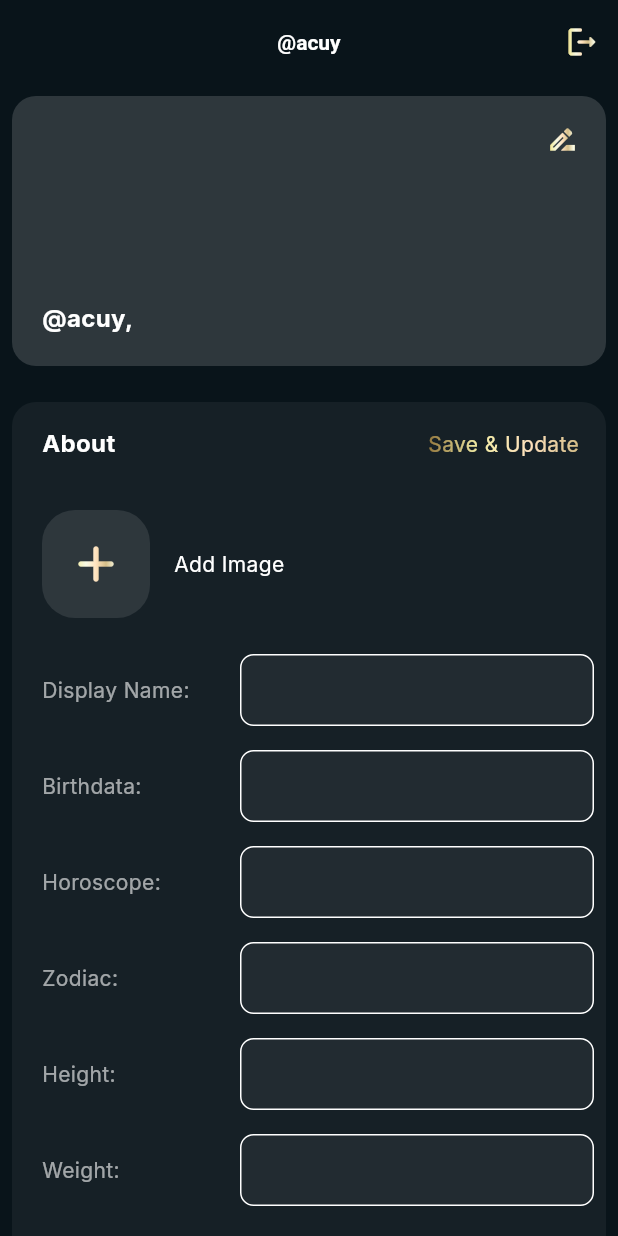
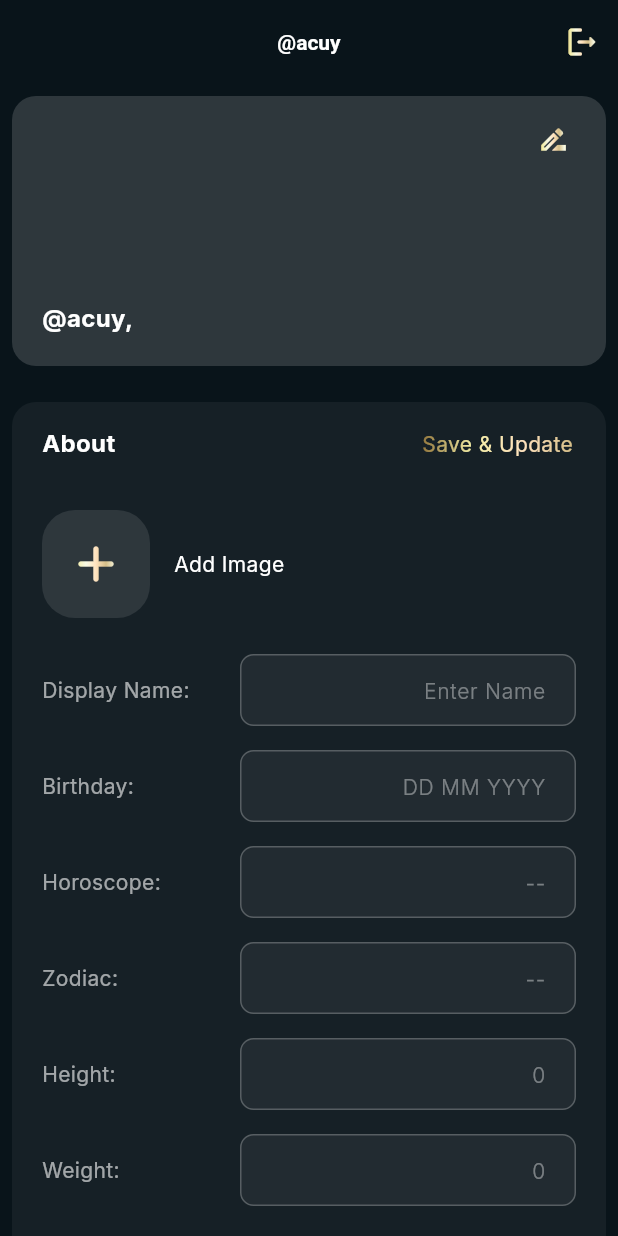
Before and after one commit to luthfiajiw/youapp-challenge, a Flutter app: the UserView screen opened by its route, after a tap on the "drive file rename outline" icon, on a phone screen of 412 x 824 dp. Run offline on Flutter 3.47's test engine with Material 3 defaults, Android fonts, the light colour scheme and no system bars; our stand-ins replace dio, equatable, flutter_bloc, get_it, google_fonts, shared_preferences; accounts and stored records are empty.

Commit message:
init about form

```diff
--- a/lib/config/theme/dark_theme.dart
+++ b/lib/config/theme/dark_theme.dart
@@ -14,11 +14,13 @@ class DarkTheme with SubThemeMixin {
       primaryColor: Palette.primaryDark,
       appBarTheme: const AppBarTheme(
         color: Colors.transparent,
+        surfaceTintColor: Colors.transparent,
+        scrolledUnderElevation: 0,
         iconTheme: IconThemeData(color: mainTextColorDark),
         titleTextStyle: TextStyle(color: mainTextColorDark),
         systemOverlayStyle: SystemUiOverlayStyle(
           statusBarIconBrightness: Brightness.light,
-          statusBarColor: Colors.transparent
+          statusBarColor: Colors.transparent,
         ),
       ),
       scaffoldBackgroundColor: Colors.transparent,
--- a/lib/features/user/presentation/views/user_view.dart
+++ b/lib/features/user/presentation/views/user_view.dart
@@ -19,7 +19,9 @@ class UserView extends StatefulWidget {
 class _UserViewState extends State<UserView> {
   @override
   Widget build(BuildContext context) {
-    return Scaffold(
+    return GestureDetector(
+      onTap: () => FocusScope.of(context).unfocus(),
+      child: Scaffold(
         backgroundColor: Theme.of(context).primaryColor,
         appBar: customAppbar(
           title: const Text(
@@ -64,6 +66,7 @@ class _UserViewState extends State<UserView> {
             SizedBox(height: 20,)
           ],
         ),
+      ),
     );
   }
 }
--- a/lib/features/user/presentation/widgets/user_about.dart
+++ b/lib/features/user/presentation/widgets/user_about.dart
@@ -35,7 +35,7 @@ class _UserAboutState extends State<UserAbout> with SingleTickerProviderStateMix
   @override
   Widget build(BuildContext context) {
     return Container(
-      padding: const EdgeInsets.fromLTRB(20, 8, 8, 20),
+      padding: const EdgeInsets.fromLTRB(20, 8, 12, 20),
       width: double.infinity,
       decoration: BoxDecoration(
         borderRadius: BorderRadius.circular(16),
@@ -58,6 +58,7 @@ class _UserAboutState extends State<UserAbout> with SingleTickerProviderStateMix
               Visibility(
                 visible: _isExpanded,
                 replacement: EditButton(
+                  key: const Key("btn-edit-about"),
                   onTap: () {
                     _controller.forward();
                     setState(() {
@@ -66,6 +67,7 @@ class _UserAboutState extends State<UserAbout> with SingleTickerProviderStateMix
                   },
                 ),
                 child: InkWell(
+                  key: const Key("btn-save-about"),
                   onTap: () {
                     _controller.reverse();
                     setState(() {
@@ -111,20 +113,39 @@ class _UserAboutState extends State<UserAbout> with SingleTickerProviderStateMix
 
 List<Widget> _buildFormAbout() {
   return [
-    _buildTextfield(label: "Display Name:"),
-    _buildTextfield(label: "Birthdata:"),
-    _buildTextfield(label: "Horoscope:"),
-    _buildTextfield(label: "Zodiac:"),
-    _buildTextfield(label: "Height:"),
-    _buildTextfield(label: "Weight:"),
+    _buildTextfield(
+      label: "Display Name:",
+      hintText: "Enter Name"
+    ),
+    _buildTextfield(
+      label: "Birthday:",
+      hintText: "DD MM YYYY"
+    ),
+    _buildTextfield(
+      label: "Horoscope:",
+      hintText: "--"
+    ),
+    _buildTextfield(
+      label: "Zodiac:",
+      hintText: "--"
+    ),
+    _buildTextfield(
+      label: "Height:",
+      hintText: "0"
+    ),
+    _buildTextfield(
+      label: "Weight:",
+      hintText: "0"
+    ),
   ];
 }
 
 Widget _buildTextfield({
-  required String label
+  required String label,
+  String? hintText
 }) {
   return Padding(
-    padding: const EdgeInsets.only(bottom: 16.0),
+    padding: const EdgeInsets.only(bottom: 16.0, right: 8),
     child: Row(
       children: [
         SizedBox(
@@ -137,16 +158,19 @@ Widget _buildTextfield({
         const SizedBox(width: 32,),
         Expanded(
           child: TextFormField(
+            key: Key(label),
+            textAlign: TextAlign.right,
             decoration: InputDecoration(
+              hintText: hintText,
               enabledBorder: OutlineInputBorder(
                 borderRadius: BorderRadius.circular(9),
-                borderSide: const BorderSide(width: 1, color: Colors.white)
+                borderSide: const BorderSide(width: 1, color: Colors.white24)
               ),
               focusedBorder: OutlineInputBorder(
                 borderRadius: BorderRadius.circular(9),
-                borderSide: const BorderSide(width: 1, color: Colors.white)
+                borderSide: const BorderSide(width: 1, color: Colors.white24)
               ),
-              contentPadding: const EdgeInsets.fromLTRB(16, 6, 0, 6)
+              contentPadding: const EdgeInsets.fromLTRB(0, 6, 16, 6)
             ),
           ),
         ),
@@ -159,6 +183,7 @@ Widget _buildUploadBtn() {
   return Row(
     children: [
       InkWell(
+        key: const Key("btn-upload"),
         onTap: () {},
         borderRadius: BorderRadius.circular(22),
         child: Container(
--- a/lib/features/user/presentation/widgets/user_header.dart
+++ b/lib/features/user/presentation/widgets/user_header.dart
@@ -13,7 +13,7 @@ class _UserHeaderState extends State<UserHeader> {
   Widget build(BuildContext context) {
     return Container(
       height: 180,
-      padding: const EdgeInsets.fromLTRB(20, 8, 8, 20),
+      padding: const EdgeInsets.fromLTRB(20, 8, 14, 20),
       width: double.infinity,
       decoration: BoxDecoration(
         color: Colors.white.withOpacity(.15),
```
Lines whose indentation alone changed are shown as unchanged.
